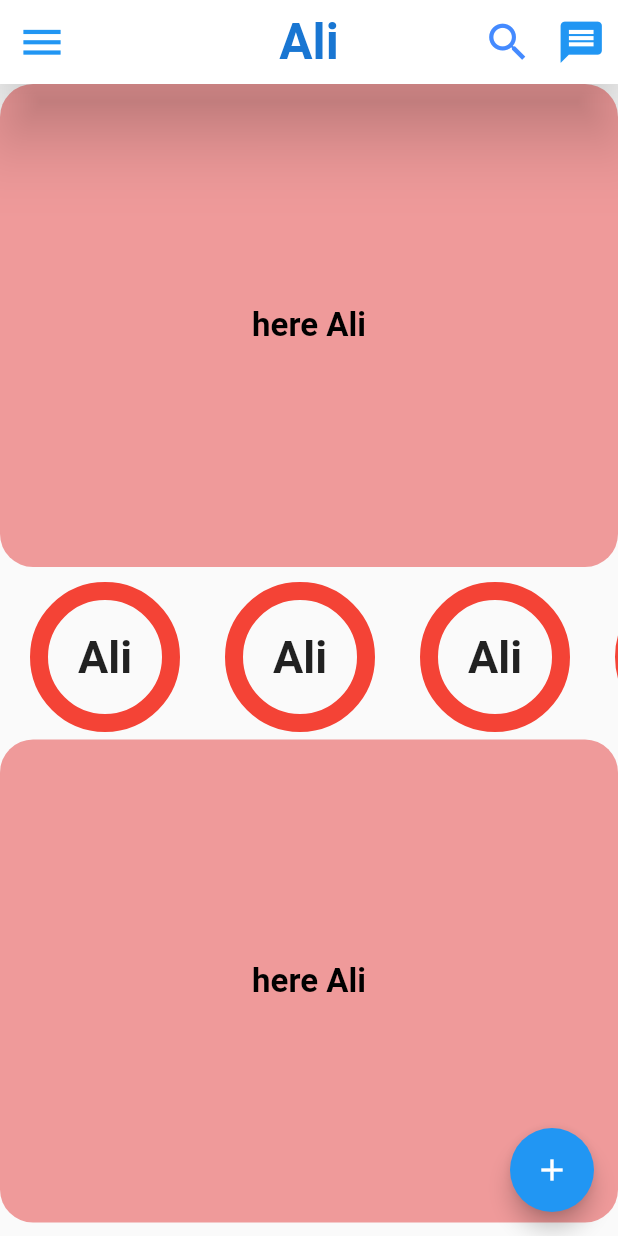
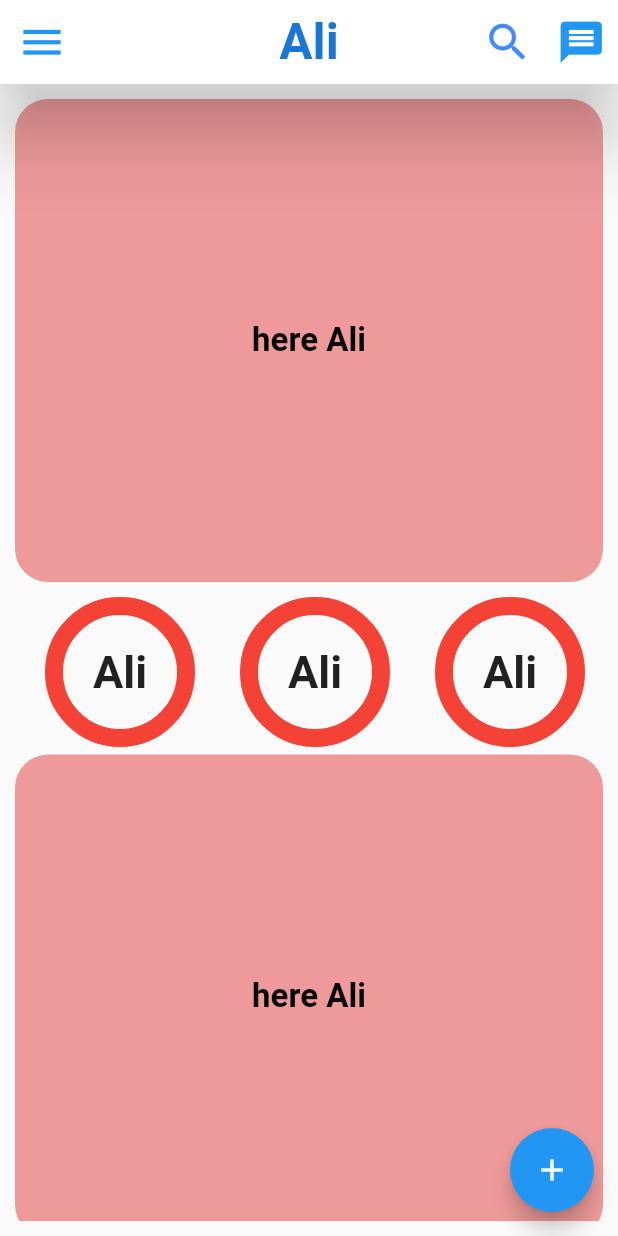
Before and after one commit to aliajjoub2/flutter-Project-1, a Flutter app: the screen it shows after launch, on a phone screen of 412 x 824 dp. Run offline on Flutter 3.47's test engine with Material 2 defaults, Android fonts, the phone set to English and light mode, and no system bars.

Commit message:
debugShowCheckedModeBanner, Padding Widget

```diff
--- a/lib/main.dart
+++ b/lib/main.dart
@@ -13,6 +13,7 @@ class MyApp extends StatelessWidget {
   Widget build(BuildContext context) {
     return const MaterialApp(
       home: FacebookApp(),
+      debugShowCheckedModeBanner: false,
     );
   }
 }
@@ -68,7 +69,9 @@ class FacebookApp extends StatelessWidget {
           child: const Icon(Icons.add),
         ),
         // ignore: sort_child_properties_last
-        body: SingleChildScrollView(
+        body: Padding(
+          padding: EdgeInsets.all(10),
+          child: SingleChildScrollView(
             child: Column(
               children: [
                 Container(
@@ -271,6 +274,7 @@ class FacebookApp extends StatelessWidget {
                 ),
               ],
             ),
+          ),
         ));
   }
 }
```
Lines whose indentation alone changed are shown as unchanged.
